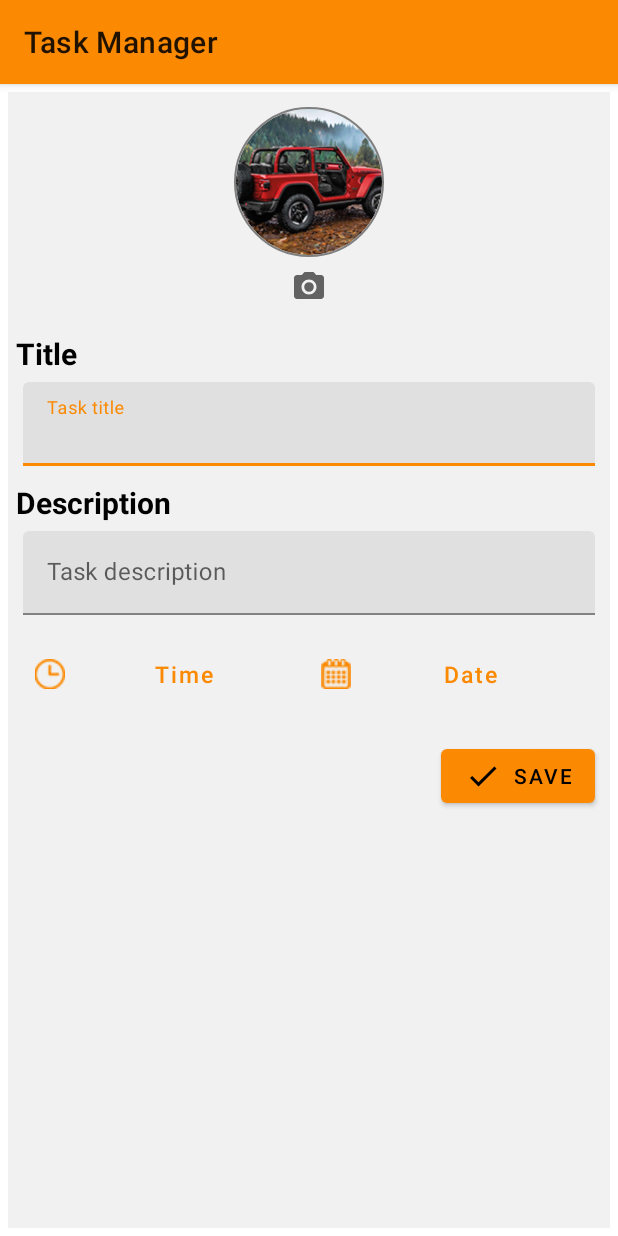
After one commit to Fateme-Afshar/TaskManager-app, an Android app: the fragment EditFragment shown on its own in the app's theme, on a phone screen of 412 x 824 dp. The commit adds this screen. Run offline under Robolectric (Android 15) with nearby library versions, the phone set to English and light mode, and no system bars; our stand-ins replace CircleImageView, data binding.

Commit message:
Using glide library for showing task image

```diff
--- a/app/src/main/java/com/example/taskmaneger/model/Task.java
+++ b/app/src/main/java/com/example/taskmaneger/model/Task.java
@@ -7,6 +7,8 @@ import androidx.room.ColumnInfo;
 import androidx.room.Entity;
 import androidx.room.PrimaryKey;
 
+import com.bumptech.glide.Glide;
+import com.example.taskmaneger.R;
 import com.example.taskmaneger.data.TaskManagerSchema;
 import com.example.taskmaneger.data.TaskManagerSchema.Task.TaskColumns;
 
@@ -120,7 +122,10 @@ public class Task implements Serializable {
     }
 
     @BindingAdapter("loadImage")
-    public void loadImage(ImageView imageView,String imgAddress){
-
+    public static void loadImage(ImageView imageView,String imgAddress){
+        Glide.with(imageView.getContext()).
+                load(imgAddress).
+                placeholder(R.drawable.img_place_holder).
+                into(imageView);
     }
 }
--- /dev/null
+++ b/app/src/main/java/com/example/taskmaneger/view/fragment/EditFragment.java
@@ -0,0 +1,42 @@
+package com.example.taskmaneger.view.fragment;
+
+import android.os.Bundle;
+
+import androidx.fragment.app.Fragment;
+
+import android.view.LayoutInflater;
+import android.view.View;
+import android.view.ViewGroup;
+
+import com.example.taskmaneger.R;
+
+/**
+ * A simple {@link Fragment} subclass.
+ * Use the {@link EditFragment#newInstance} factory method to
+ * create an instance of this fragment.
+ */
+public class EditFragment extends Fragment {
+
+    public EditFragment() {
+        // Required empty public constructor
+    }
+
+    public static EditFragment newInstance() {
+        EditFragment fragment = new EditFragment();
+        Bundle args = new Bundle();
+        fragment.setArguments(args);
+        return fragment;
+    }
+
+    @Override
+    public void onCreate(Bundle savedInstanceState) {
+        super.onCreate(savedInstanceState);
+    }
+
+    @Override
+    public View onCreateView(LayoutInflater inflater, ViewGroup container,
+                             Bundle savedInstanceState) {
+        // Inflate the layout for this fragment
+        return inflater.inflate(R.layout.fragment_edit, container, false);
+    }
+}
--- /dev/null
+++ b/app/src/main/res/drawable/img_place_holder.xml
@@ -0,0 +1,5 @@
+<vector android:height="24dp" android:tint="#444444"
+    android:viewportHeight="24" android:viewportWidth="24"
+    android:width="24dp" xmlns:android="http://schemas.android.com/apk/res/android">
+    <path android:fillColor="@android:color/white" android:pathData="M21,19V5c0,-1.1 -0.9,-2 -2,-2H5c-1.1,0 -2,0.9 -2,2v14c0,1.1 0.9,2 2,2h14c1.1,0 2,-0.9 2,-2zM8.5,13.5l2.5,3.01L14.5,12l4.5,6H5l3.5,-4.5z"/>
+</vector>
--- /dev/null
+++ b/app/src/main/res/layout/fragment_edit.xml
@@ -0,0 +1,144 @@
+<?xml version="1.0" encoding="utf-8"?>
+<layout
+    xmlns:android="http://schemas.android.com/apk/res/android"
+    xmlns:app="http://schemas.android.com/apk/res-auto"
+    xmlns:tools="http://schemas.android.com/tools">
+
+    <data>
+        <import type="com.example.taskmaneger.utils.DateUtils"/>
+        <variable
+            name="viewModel"
+            type="com.example.taskmaneger.viewModel.AddTaskViewModel" />
+        <variable
+            name="fragment"
+            type="com.example.taskmaneger.view.fragment.AddTaskFragment" />
+    </data>
+
+    <ScrollView
+        android:layout_width="match_parent"
+        android:layout_height="match_parent"
+        android:layout_margin="@dimen/mrg_5"
+        android:background="#f1f1f1"
+        >
+        <LinearLayout
+            android:layout_width="match_parent"
+            android:layout_height="match_parent"
+            android:orientation="vertical"
+            android:gravity="center"
+            tools:context=".view.fragment.AddTaskFragment">
+
+            <de.hdodenhof.circleimageview.CircleImageView
+                android:id="@+id/imv_task_img"
+                android:layout_width="100dp"
+                android:layout_height="100dp"
+                android:src="@drawable/img_task"
+                android:layout_marginTop="@dimen/mrg_10"
+                app:civ_border_width="1dp"
+                app:civ_border_color="#807F7F" />
+
+            <androidx.appcompat.widget.AppCompatImageButton
+                android:id="@+id/btn_camera"
+                android:layout_width="40dp"
+                android:layout_height="40dp"
+                android:src="@drawable/ic_camera"
+                android:backgroundTint="#f1f1f1"
+                android:onClick="@{()->viewModel.onCameraClickListener(fragment)}"
+                />
+
+            <com.google.android.material.textview.MaterialTextView
+                style="@style/HeaderTextStyle"
+                android:layout_width="match_parent"
+                android:layout_height="wrap_content"
+                android:text="@string/task_title" />
+
+            <com.google.android.material.textfield.TextInputLayout
+                style="@style/Widget.MaterialComponents.TextInputLayout.FilledBox"
+                android:layout_width="match_parent"
+                android:layout_height="wrap_content">
+
+                <com.google.android.material.textfield.TextInputEditText
+                    android:id="@+id/ed_task_title"
+                    android:layout_width="match_parent"
+                    android:layout_height="match_parent"
+                    android:layout_marginLeft="@dimen/mrg_10"
+                    android:layout_marginRight="@dimen/mrg_10"
+                    android:hint="@string/hint_task_title"
+                    android:afterTextChanged="@{viewModel::afterTextTitleChanged}"
+                    />
+            </com.google.android.material.textfield.TextInputLayout>
+
+            <com.google.android.material.textview.MaterialTextView
+                style="@style/HeaderTextStyle"
+                android:layout_width="match_parent"
+                android:layout_height="wrap_content"
+                android:text="@string/task_description" />
+
+            <com.google.android.material.textfield.TextInputLayout
+                style="@style/Widget.MaterialComponents.TextInputLayout.FilledBox"
+                android:layout_width="match_parent"
+                android:layout_height="wrap_content">
+
+                <com.google.android.material.textfield.TextInputEditText
+                    android:id="@+id/ed_task_description"
+                    android:layout_width="match_parent"
+                    android:layout_height="match_parent"
+                    android:layout_marginLeft="@dimen/mrg_10"
+                    android:layout_marginRight="@dimen/mrg_10"
+                    android:hint="@string/hint_task_description"
+                    android:afterTextChanged="@{viewModel::afterTextDescriptionChanged}"
+                    />
+            </com.google.android.material.textfield.TextInputLayout>
+
+            <LinearLayout
+                android:layout_width="match_parent"
+                android:layout_height="wrap_content"
+                android:layout_margin="@dimen/mrg_10"
+                android:orientation="horizontal"
+                android:weightSum="2">
+
+                <com.google.android.material.button.MaterialButton
+                    android:id="@+id/btn_time"
+                    style="@style/Widget.MaterialComponents.Button.TextButton"
+                    android:layout_width="0dp"
+                    android:layout_height="wrap_content"
+                    android:layout_marginTop="@dimen/mrg_5"
+                    android:layout_weight="1"
+                    android:text="@string/task_time"
+                    android:textAllCaps="false"
+                    android:textSize="15sp"
+                    app:icon="@drawable/ic_time"
+                    android:onClick="@{()->viewModel.onTimePickerClickListener(fragment)}"
+                    />
+
+                <com.google.android.material.button.MaterialButton
+                    android:id="@+id/btn_date"
+                    style="@style/Widget.MaterialComponents.Button.TextButton"
+                    android:layout_width="0dp"
+                    android:layout_height="wrap_content"
+                    android:layout_marginTop="@dimen/mrg_5"
+                    android:layout_weight="1"
+                    android:text="@string/task_date"
+                    android:textAllCaps="false"
+                    android:textSize="15sp"
+                    app:icon="@drawable/ic_date"
+                    android:onClick="@{()->viewModel.onDatePickerClickListener(fragment)}"
+                    />
+            </LinearLayout>
+
+            <com.google.android.material.button.MaterialButton
+                android:id="@+id/btn_save_task"
+                style="@style/Widget.MaterialComponents.Button"
+                android:layout_width="wrap_content"
+                android:layout_height="wrap_content"
+                android:layout_gravity="right"
+                android:text="@string/task_save"
+                app:icon="@drawable/ic_save"
+                android:layout_marginRight="@dimen/mrg_10"
+                android:layout_marginTop="@dimen/mrg_10"
+                android:layout_marginBottom="20dp"
+                android:onClick="@{()->viewModel.onSaveBtnClickListener()}"
+                />
+
+        </LinearLayout>
+    </ScrollView>
+</layout>
--- a/app/src/main/res/layout/item_view.xml
+++ b/app/src/main/res/layout/item_view.xml
@@ -19,7 +19,9 @@
                 android:id="@+id/imv_task"
                 android:layout_width="100dp"
                 android:layout_height="100dp"
-                android:src="@drawable/img_task" />
+                android:src="@drawable/img_task"
+                loadImage="@{task.imgAddress}"
+                />
 
         <com.google.android.material.textview.MaterialTextView
             style="@style/TextStyle"
```
